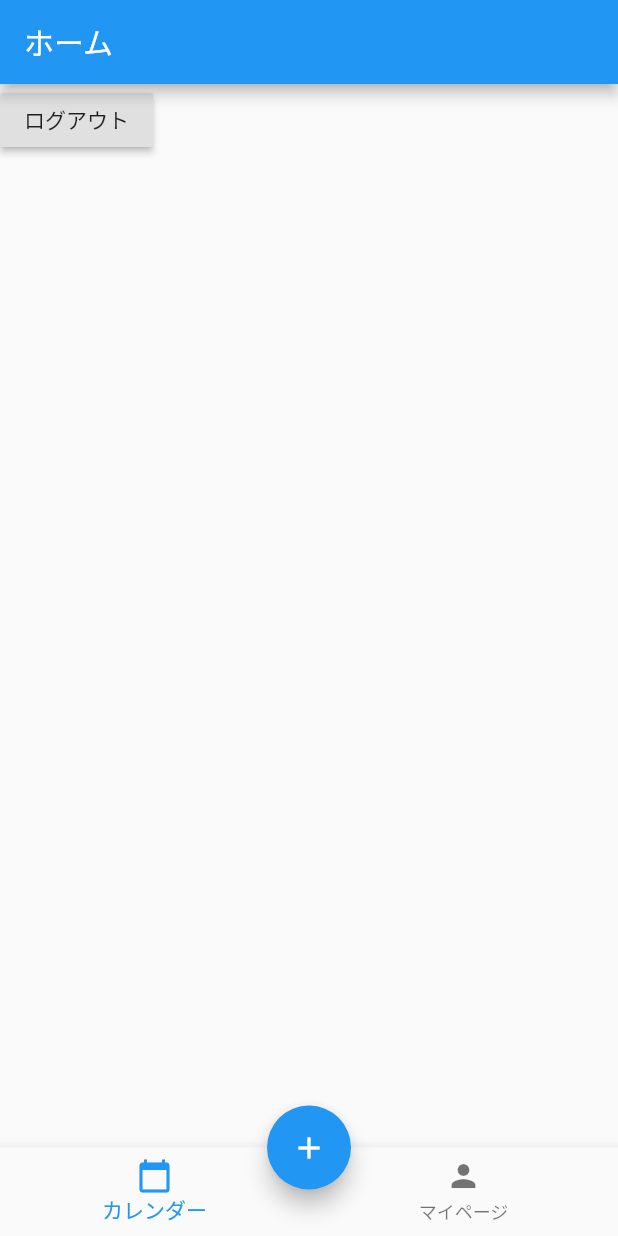
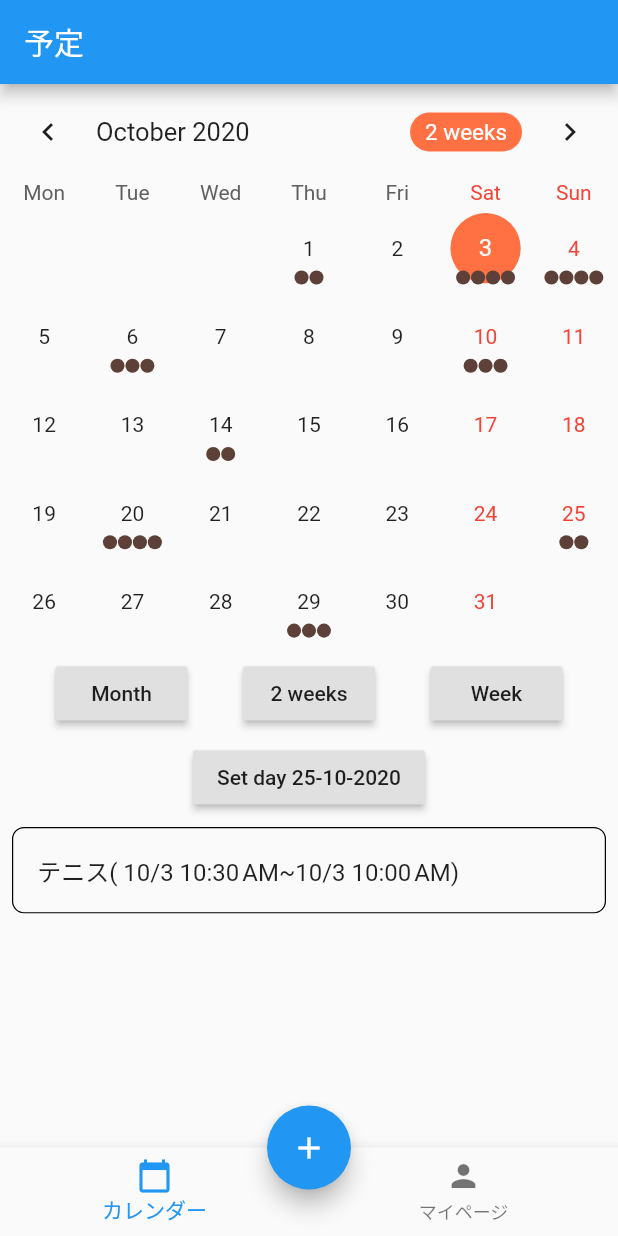
Before and after one commit to seigi0714/ajustin, a Flutter app: the TopPage screen opened directly, on a phone screen of 412 x 824 dp. Run offline on Flutter 3.47's test engine with Material 2 defaults, Android fonts, the phone set to English and light mode, and no system bars; drawn by our look-alikes of table_calendar; our stand-ins replace cloud_firestore, firebase_auth, firebase_core, flutter_riverpod, flutter_signin_button, freezed_annotation and 1 more; accounts and stored records are empty; generated files the repository leaves out were written again.

Commit message:
#7 見た目完成。テストデータ表示済

```diff
--- a/analysis_options.yaml
+++ /dev/null
@@ -1,2 +0,0 @@
-# https://pub.dev/packages/pedantic_mono
-include: package:pedantic_mono/analysis_options.yaml
--- /dev/null
+++ b/lib/domain/event_model.dart
@@ -0,0 +1,57 @@
+class Event {}
+
+// 予定
+class Item {
+  Item({
+    this.kind,
+    this.summary,
+    this.description,
+    this.location,
+    this.creator,
+    this.start,
+    this.end,
+  });
+
+  String kind;
+  String summary;
+  String description;
+  String location;
+  Creator creator;
+  Start start;
+  End end;
+}
+
+// 予定作成者
+class Creator {
+  Creator({
+    this.email,
+  });
+  String email;
+}
+
+// 開始時刻
+class Start {
+  Start({
+    this.dateTime,
+  });
+  DateTime dateTime;
+}
+
+// 終了時刻
+class End {
+  End({
+    this.dateTime,
+  });
+  factory End.fromJson(Map<String, dynamic> json) {
+    String dateToParse;
+    if (json['dateTime'] == null) {
+      dateToParse = json['date'] as String;
+    } else {
+      dateToParse = json['dateTime'].toString().substring(0, 19);
+    }
+    return End(
+      dateTime: DateTime.parse(dateToParse),
+    );
+  }
+  DateTime dateTime;
+}
--- /dev/null
+++ b/lib/screen/Calendar/calendar_page.dart
@@ -0,0 +1,197 @@
+import 'package:adjustin_app/auth/wrapper.dart';
+import 'package:adjustin_app/domain/event_model.dart';
+import 'package:flutter/material.dart';
+import 'package:flutter_riverpod/flutter_riverpod.dart';
+import 'package:intl/intl.dart';
+import 'package:table_calendar/table_calendar.dart';
+
+final _selectedDay = DateTime.now();
+
+class CalendarPage extends StatelessWidget {
+  List<Item> _selectedEvents = [
+    Item(
+        kind: 'play',
+        summary: 'テニス',
+        description: '友達と一緒に行う',
+        start: Start(dateTime: DateTime.now()),
+        creator: Creator(email: 'seigibus@ya'),
+        end: End(dateTime: DateTime.now().add(Duration(minutes: 30) * -1)))
+  ];
+  final CalendarController _calendarController = CalendarController();
+  final Map<DateTime, List<dynamic>> _events = {
+    _selectedDay.subtract(Duration(days: 30)): [
+      'Event A0',
+      'Event B0',
+      'Event C0'
+    ],
+    _selectedDay.subtract(Duration(days: 27)): ['Event A1'],
+    _selectedDay.subtract(Duration(days: 20)): [
+      'Event A2',
+      'Event B2',
+      'Event C2',
+      'Event D2'
+    ],
+    _selectedDay.subtract(Duration(days: 16)): ['Event A3', 'Event B3'],
+    _selectedDay.subtract(Duration(days: 10)): [
+      'Event A4',
+      'Event B4',
+      'Event C4'
+    ],
+    _selectedDay.subtract(Duration(days: 4)): [
+      'Event A5',
+      'Event B5',
+      'Event C5'
+    ],
+    _selectedDay.subtract(Duration(days: 2)): ['Event A6', 'Event B6'],
+    _selectedDay: ['Event A7', 'Event B7', 'Event C7', 'Event D7'],
+    _selectedDay.add(Duration(days: 1)): [
+      'Event A8',
+      'Event B8',
+      'Event C8',
+      'Event D8'
+    ],
+    _selectedDay.add(Duration(days: 3)): ['Event A9', 'Event A9', 'Event B9'],
+    _selectedDay.add(Duration(days: 7)): [
+      'Event A10',
+      'Event B10',
+      'Event C10'
+    ],
+    _selectedDay.add(Duration(days: 11)): ['Event A11', 'Event B11'],
+    _selectedDay.add(Duration(days: 17)): [
+      'Event A12',
+      'Event B12',
+      'Event C12',
+      'Event D12'
+    ],
+    _selectedDay.add(Duration(days: 22)): ['Event A13', 'Event B13'],
+    _selectedDay.add(Duration(days: 26)): [
+      'Event A14',
+      'Event B14',
+      'Event C14'
+    ],
+  };
+  @override
+  Widget build(BuildContext context) {
+    return Scaffold(
+      appBar: AppBar(
+        title: const Text('予定'),
+      ),
+      body: Column(
+        mainAxisSize: MainAxisSize.max,
+        children: <Widget>[
+          // Switch out 2 lines below to play with TableCalendar's settings
+          //-----------------------
+          _buildTableCalendar(),
+          // _buildTableCalendarWithBuilders(),
+          const SizedBox(height: 8),
+          _buildButtons(),
+          const SizedBox(height: 8),
+          Expanded(child: _buildEventList()),
+        ],
+      ),
+    );
+  }
+
+  Widget _buildTableCalendar() {
+    return TableCalendar(
+      events: _events,
+      calendarController: _calendarController,
+      startingDayOfWeek: StartingDayOfWeek.monday,
+      calendarStyle: CalendarStyle(
+        selectedColor: Colors.deepOrange[400],
+        todayColor: Colors.deepOrange[200],
+        markersColor: Colors.brown[700],
+        outsideDaysVisible: false,
+      ),
+      headerStyle: HeaderStyle(
+        formatButtonTextStyle:
+            const TextStyle().copyWith(color: Colors.white, fontSize: 15),
+        formatButtonDecoration: BoxDecoration(
+          color: Colors.deepOrange[400],
+          borderRadius: BorderRadius.circular(16),
+        ),
+      ),
+//      onDaySelected: _onDaySelected,
+//      onVisibleDaysChanged: _onVisibleDaysChanged,
+//      onCalendarCreated: _onCalendarCreated,
+    );
+  }
+
+  Widget _buildButtons() {
+    final dateTime = _events.keys.elementAt(_events.length - 2);
+    return Column(
+      children: <Widget>[
+        Row(
+          mainAxisSize: MainAxisSize.max,
+          mainAxisAlignment: MainAxisAlignment.spaceEvenly,
+          children: <Widget>[
+            RaisedButton(
+              child: Text('Month'),
+              onPressed: () {},
+            ),
+            RaisedButton(
+              child: Text('2 weeks'),
+              onPressed: () {},
+            ),
+            RaisedButton(
+              child: Text('Week'),
+              onPressed: () {},
+            ),
+          ],
+        ),
+        const SizedBox(height: 8.0),
+        RaisedButton(
+          child: Text(
+              'Set day ${dateTime.day}-${dateTime.month}-${dateTime.year}'),
+          onPressed: () {
+            _calendarController.setSelectedDay(
+              DateTime(dateTime.year, dateTime.month, dateTime.day),
+              runCallback: true,
+            );
+          },
+        ),
+      ],
+    );
+  }
+
+  Widget _buildEventList() {
+    return ConstrainedBox(
+      constraints: BoxConstraints(),
+      child: ListView(
+        shrinkWrap: true,
+        physics: NeverScrollableScrollPhysics(),
+        children: _selectedEvents.map((event) {
+          return Container(
+            decoration: BoxDecoration(
+              border: Border.all(width: 0.8),
+              borderRadius: BorderRadius.circular(8.0),
+            ),
+            margin: const EdgeInsets.symmetric(horizontal: 8.0, vertical: 1.0),
+            child: ListTile(
+              title: Text(event.summary +
+                  _getDateTimeStr(event.start.dateTime, event.end.dateTime)),
+// ゆくゆくは詳細を作成する
+//              onTap: () {
+//                Navigator.push(
+//                  context,
+//                  MaterialPageRoute(
+//                    builder: (context) =>
+//                        HomeDetailPage(itemHolder: _selectedEvents),
+//                  ),
+//                );
+//              },
+            ),
+          );
+        }).toList(),
+      ),
+    );
+  }
+
+  String _getDateTimeStr(DateTime startDate, DateTime endDate) {
+    DateFormat formatter = DateFormat.Md().add_jm();
+    String startTime = formatter.format(startDate).toString();
+    String endTime = formatter.format(endDate).toString();
+
+    return "( " + startTime + '~' + endTime + ")";
+  }
+}
--- /dev/null
+++ b/lib/screen/Calendar/calendar_state.dart
@@ -0,0 +1,19 @@
+import 'package:adjustin_app/domain/event_model.dart';
+import 'package:flutter/foundation.dart';
+import 'package:freezed_annotation/freezed_annotation.dart';
+import 'package:state_notifier/state_notifier.dart';
+part 'calendar_state.freezed.dart';
+
+@freezed
+abstract class CalendarState with _$CalendarState {
+  const factory CalendarState({
+    Map<DateTime, List<Item>> events,
+  }) = _CalendarState;
+
+  factory CalendarState.fromJson(Map<String, dynamic> json) =>
+      _$CalendarStateFromJson(json);
+}
+
+class CalendarStateController extends StateNotifier<CalendarState> {
+  CalendarStateController() : super(CalendarState(events: null)) {}
+}
--- a/lib/screen/Home/home_page.dart
+++ /dev/null
@@ -1,24 +0,0 @@
-import 'package:adjustin_app/auth/wrapper.dart';
-import 'package:flutter/material.dart';
-import 'package:flutter_riverpod/flutter_riverpod.dart';
-
-class HomePage extends StatelessWidget {
-  @override
-  Widget build(BuildContext context) {
-    return Scaffold(
-      appBar: AppBar(
-        title: const Text('ホーム'),
-      ),
-      body: Container(
-        child: RaisedButton(
-          onPressed: () {
-            context.read(authProvider).logout();
-          },
-          child: const Text(
-            'ログアウト',
-          ),
-        ),
-      ),
-    );
-  }
-}
--- a/lib/screen/top/top_page.dart
+++ b/lib/screen/top/top_page.dart
@@ -1,6 +1,5 @@
-import 'package:adjustin_app/auth/wrapper.dart';
 import 'package:adjustin_app/screen/AddSchedule/add_schedule_page.dart';
-import 'package:adjustin_app/screen/Home/home_page.dart';
+import 'package:adjustin_app/screen/Calendar/calendar_page.dart';
 import 'package:adjustin_app/screen/My/my_page.dart';
 import 'package:adjustin_app/screen/top/top_state.dart';
 import 'package:flutter/material.dart';
@@ -12,7 +11,7 @@ class TopPage extends StatelessWidget {
 
   @override
   List<StatelessWidget> currentPage = [
-    HomePage(),
+    CalendarPage(),
     MyPage(),
   ];
 
--- a/pubspec.yaml
+++ b/pubspec.yaml
@@ -20,8 +20,9 @@ dependencies:
   firebase_auth: ^0.18.0+1
   flutter_state_notifier: ^0.6.1
   freezed_annotation:
-  pedantic_mono: ^1.10.0+2
   analyzer: 0.39.14
+  table_calendar: ^2.2.3
+  intl: ^0.16.1
 
 dev_dependencies:
   flutter_test:
```
Also changed, not shown: lib/screen/Calendar/calendar_state.freezed.dart (added), pubspec.lock.
